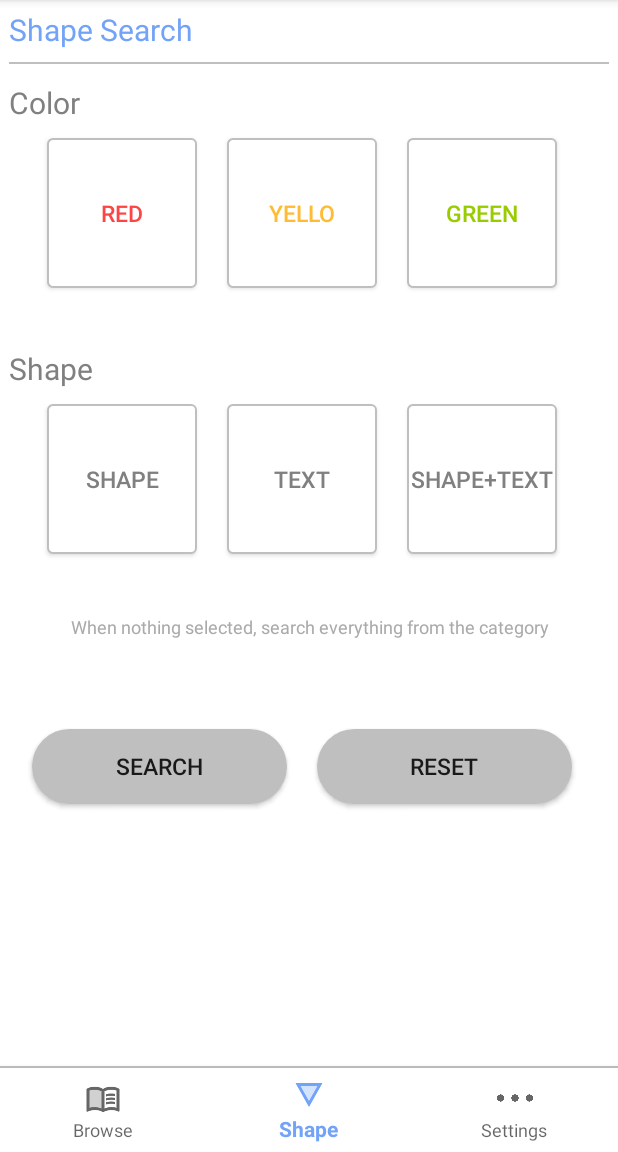
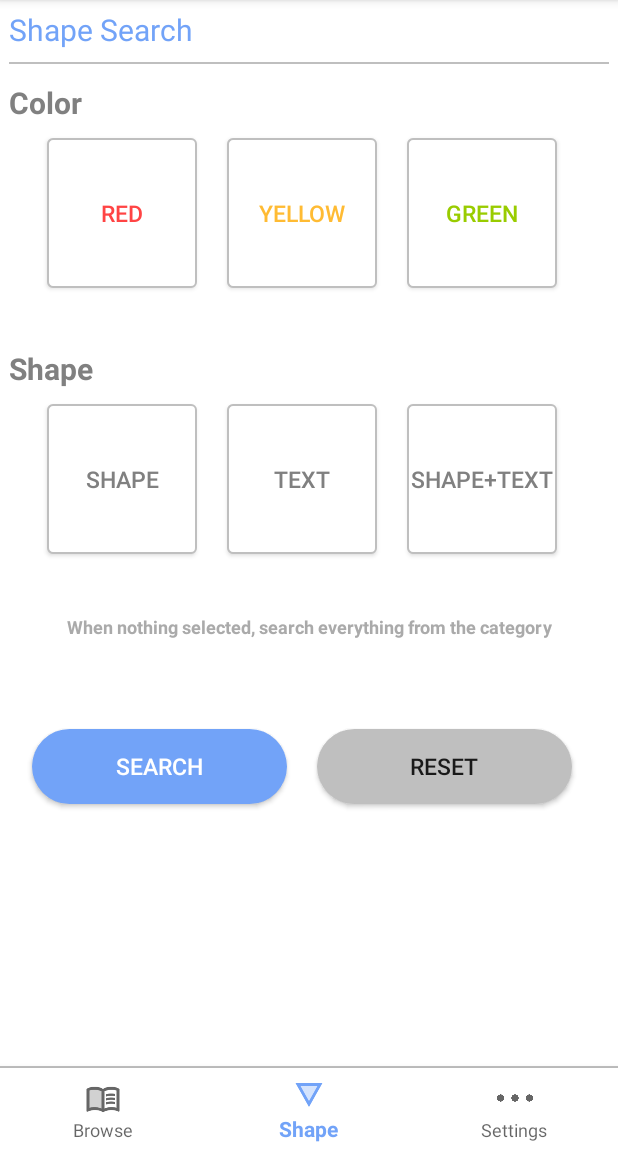
Before and after one commit to ChoiysApple/Calert, an Android app: the screen it shows after launch (MainActivity), item 2 of the bottom bar chosen, on a phone screen of 412 x 824 dp, the part 84-1236 px from its top. Run offline under Robolectric (Android 15) with nearby library versions, the light colour scheme and no system bars.

Commit message:
Update shape Fragment xml

```diff
--- a/Carlet/app/src/main/java/com/choiysapple/carlet/MainActivity.java
+++ b/Carlet/app/src/main/java/com/choiysapple/carlet/MainActivity.java
@@ -33,6 +33,7 @@ public class MainActivity extends AppCompatActivity {
         transaction.replace(R.id.mainFrame, browseFragment).commitAllowingStateLoss();
 
 
+        // bottom navigation click action
         bottomNavigationView.setOnNavigationItemSelectedListener(new BottomNavigationView.OnNavigationItemSelectedListener() {
             @Override
             public boolean onNavigationItemSelected(@NonNull MenuItem menuItem) {
--- /dev/null
+++ b/Carlet/app/src/main/res/drawable/search_button_shape.xml
@@ -0,0 +1,15 @@
+<?xml version="1.0" encoding="utf-8"?>
+<shape xmlns:android="http://schemas.android.com/apk/res/android" >
+
+    //----------------(Search / Reset) 버튼----------------//
+
+    <solid android:color="@color/colorPrimary" /> //배경색
+
+
+    <corners
+        android:topLeftRadius="50dp"
+        android:topRightRadius="50dp"
+        android:bottomLeftRadius="50dp"
+        android:bottomRightRadius="50dp"  /> // 선 휘는각도
+
+</shape>
--- a/Carlet/app/src/main/res/layout/fragment_shape.xml
+++ b/Carlet/app/src/main/res/layout/fragment_shape.xml
@@ -40,10 +40,11 @@
             android:layout_marginTop="12dp"
             android:textColor="@color/colorDarkGrey"
             android:text="Color"
+            android:textStyle="bold"
             android:textSize="20sp">
         </TextView>
 
-        //Color 옵션 버튼 - 빨/노/초
+        // Color 옵션 버튼 - 빨/노/초
         <LinearLayout
             android:layout_width="400dp"
             android:layout_height="150dp"
@@ -58,8 +59,9 @@
                 android:padding="5dp"
                 android:text="RED"
                 android:textColor="@android:color/holo_red_light"
-                android:textSize="15sp"
+                android:textSize="15dp"
                 android:background="@drawable/button_shape" />
+
             <Button
                 android:id="@+id/btn2"
                 android:layout_width="100dp"
@@ -67,10 +69,11 @@
                 android:layout_marginTop="10dp"
                 android:layout_marginLeft="10dp"
                 android:layout_marginRight="10dp"
-                android:text="YELLO"
+                android:text="YELLOW"
                 android:textColor="@android:color/holo_orange_light"
-                android:textSize="15sp"
+                android:textSize="15dp"
                 android:background="@drawable/button_shape" />
+
             <Button
                 android:id="@+id/btn3"
                 android:layout_width="100dp"
@@ -80,7 +83,7 @@
                 android:layout_marginRight="15dp"
                 android:text="GREEN"
                 android:textColor="@android:color/holo_green_light"
-                android:textSize="15sp"
+                android:textSize="15dp"
                 android:background="@drawable/button_shape" />
         </LinearLayout>
 
@@ -90,6 +93,7 @@
             android:layout_height="wrap_content"
             android:textColor="@color/colorDarkGrey"
             android:text="Shape"
+            android:textStyle="bold"
             android:textSize="20sp">
         </TextView>
 
@@ -139,6 +143,7 @@
             android:layout_height="wrap_content"
             android:textColor="@android:color/darker_gray"
             android:text="When nothing selected, search everything from the category"
+            android:textStyle="bold"
             android:textAlignment="center"
             android:textSize="12sp">
         </TextView>
@@ -149,6 +154,7 @@
             android:layout_height="100dp"
             android:layout_marginTop="40dp"
             android:orientation="horizontal">
+
             <Button
                 android:id="@+id/btn_search"
                 android:layout_width="170dp"
@@ -158,7 +164,9 @@
                 android:layout_marginRight="10dp"
                 android:text="Search"
                 android:textSize="15sp"
-                android:background="@drawable/search_reset_button_shape" />
+                android:textColor="@android:color/white"
+                android:background="@drawable/search_button_shape" />
+
             <Button
                 android:id="@+id/btn_reset"
                 android:layout_width="170dp"
@@ -168,7 +176,7 @@
                 android:layout_marginRight="25dp"
                 android:text="Reset"
                 android:textSize="15sp"
-                android:background="@drawable/search_reset_button_shape" />
+                android:background="@drawable/reset_button_shape" />
         </LinearLayout>
 
     </LinearLayout>
```
Also changed, not shown: Carlet/app/src/main/res/drawable/reset_button_shape.xml (renamed from Carlet/app/src/main/res/drawable/search_reset_button_shape.xml).
